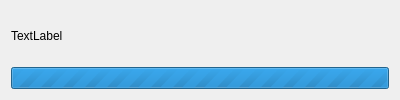
The window that NickvisionApplication/UI/Controls/ProgressDialog.ui (NickvisionApps/Application) describes before a commit, drawn with Qt 5.
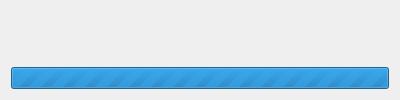
The same window after the commit.

```diff
--- a/NickvisionApplication/UI/Controls/ProgressDialog.ui
+++ b/NickvisionApplication/UI/Controls/ProgressDialog.ui
@@ -2,14 +2,6 @@
 <ui version="4.0">
  <class>ProgressDialog</class>
  <widget class="QDialog" name="ProgressDialog">
-  <property name="geometry">
-   <rect>
-    <x>0</x>
-    <y>0</y>
-    <width>400</width>
-    <height>100</height>
-   </rect>
-  </property>
   <property name="minimumSize">
    <size>
     <width>400</width>
@@ -30,11 +22,7 @@
   </property>
   <layout class="QVBoxLayout" name="verticalLayout">
    <item>
-    <widget class="QLabel" name="lblDescription">
-     <property name="text">
-      <string>TextLabel</string>
-     </property>
-    </widget>
+    <widget class="QLabel" name="lblDescription"/>
    </item>
    <item>
     <widget class="QProgressBar" name="progressBar">
```
